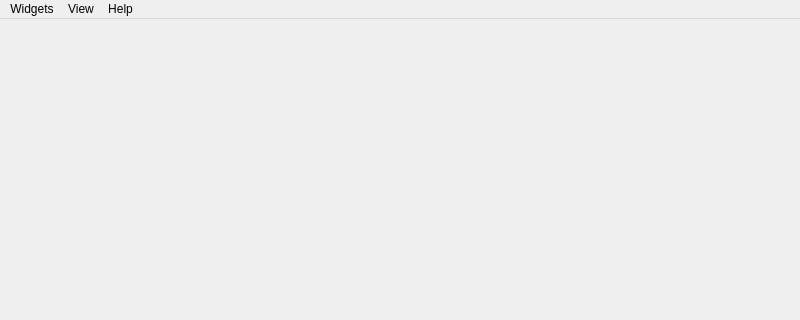
The window that ui/mainWindow.ui (PurdueElectricRacing/DaqApp) describes before a commit, drawn with Qt 5; both pictures show x 0 to 800 and y 0 to 320 of the 800 by 600 pixel window.
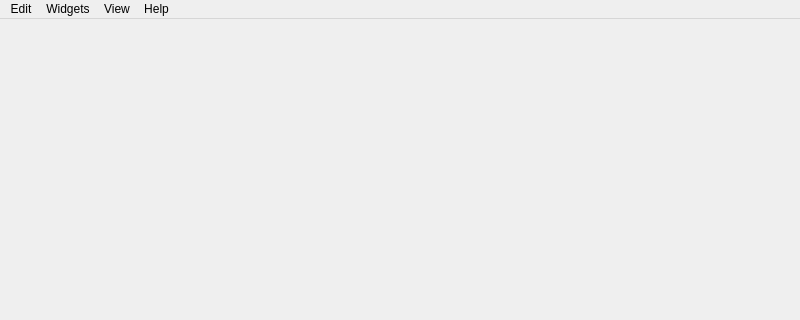
The same window after the commit.

Patch:
```diff
--- a/ui/mainWindow.ui
+++ b/ui/mainWindow.ui
@@ -57,6 +57,13 @@
     <addaction name="actionLCD"/>
     <addaction name="actionPlot"/>
    </widget>
+   <widget class="QMenu" name="menuEdit_2">
+    <property name="title">
+     <string>Edit</string>
+    </property>
+    <addaction name="actionPreferences"/>
+   </widget>
+   <addaction name="menuEdit_2"/>
    <addaction name="menuEdit"/>
    <addaction name="menuView"/>
    <addaction name="menuHelp"/>
```
Left out of the diff: 12 changed lines with no effect on the pictures.
